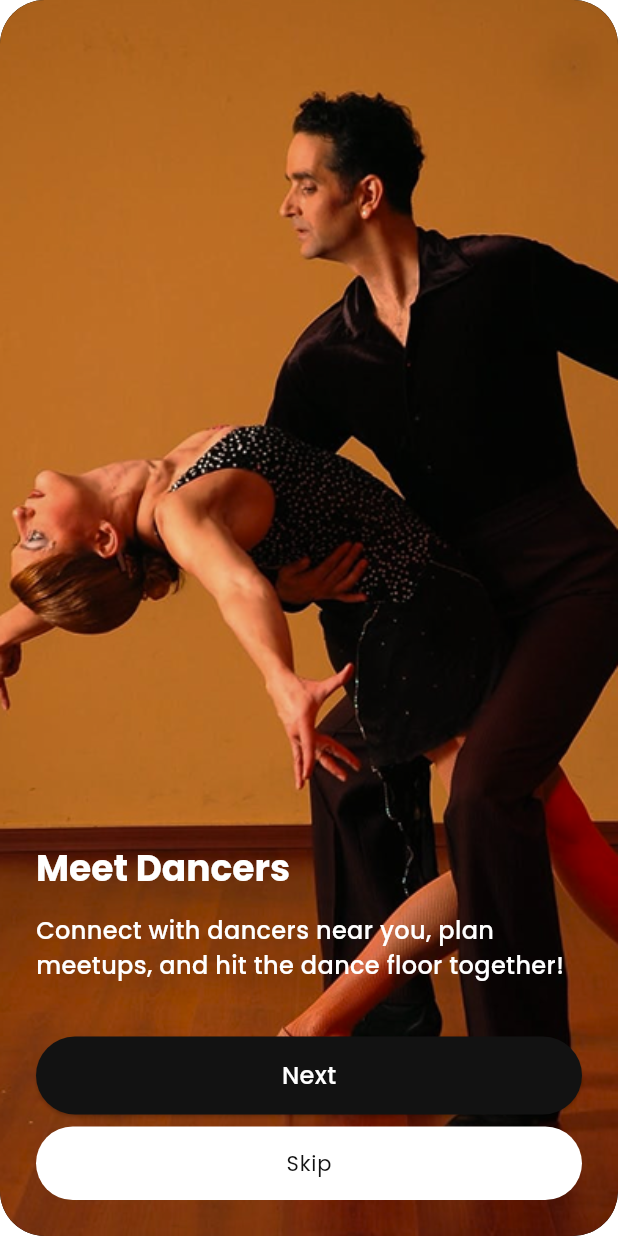
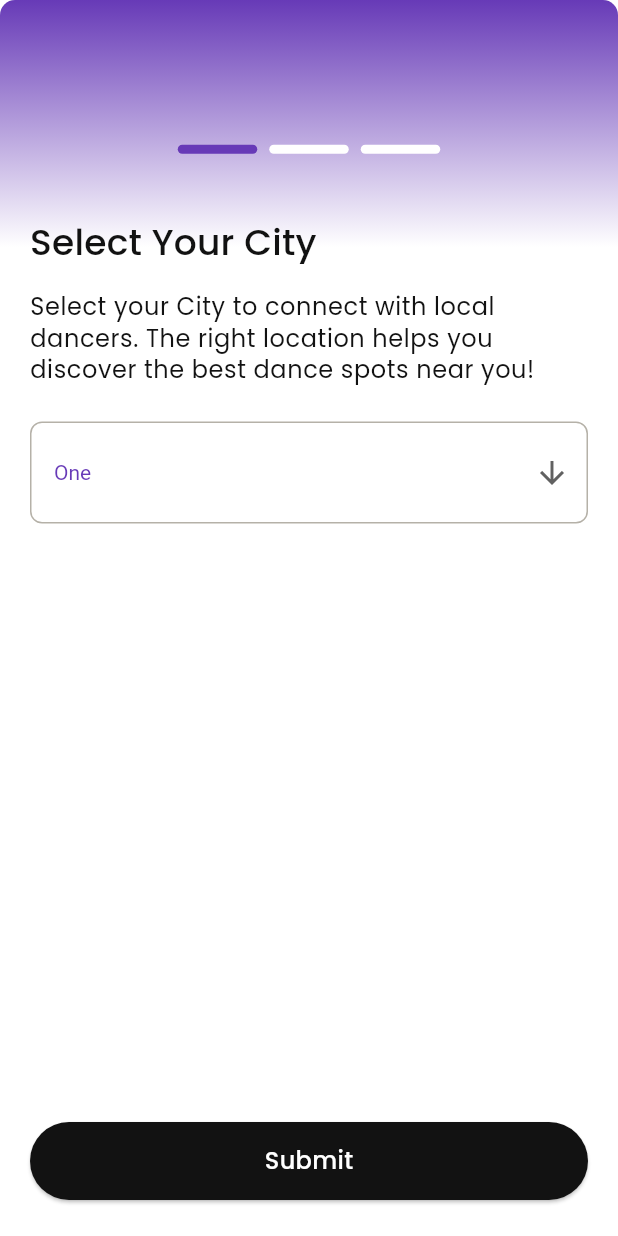
Before and after one commit to KDBismael/dance-up, a Flutter app: the screen it shows after launch, on a phone screen of 412 x 824 dp. Run offline on Flutter 3.47's test engine with Material 3 defaults, Android fonts, the phone set to English and light mode, and no system bars; our stand-ins replace cloud_firestore, dartz, firebase_auth, firebase_core, flutter_svg, get and 4 more; accounts and stored records are empty.

Commit message:
Add sign up onboarding screen

```diff
--- a/lib/app.dart
+++ b/lib/app.dart
@@ -1,7 +1,7 @@
 import 'package:dance_up/core/services/get_storage.dart';
 import 'package:dance_up/features/auth/onboarding/meet_dancers_screnn.dart';
 import 'package:dance_up/features/auth/screens/auth.dart';
-import 'package:dance_up/splash.dart';
+import 'package:dance_up/features/auth/sign_up_onboarding/sign_up_onboarding.dart';
 import 'package:firebase_auth/firebase_auth.dart';
 import 'package:flutter/material.dart';
 import 'package:get/get.dart';
@@ -11,7 +11,7 @@ class DanceApp extends StatelessWidget {
 
   @override
   Widget build(BuildContext context) {
-    return SplashScreen();
+    return const SignUpOnboarding();
     // return MaterialApp(
     //   title: 'Dance Up',
     //   theme: AppTheme.lightTheme,
--- /dev/null
+++ b/lib/features/auth/sign_up_onboarding/sign_up_onboarding.dart
@@ -0,0 +1,340 @@
+import 'package:dance_up/core/components/custom_button.dart';
+import 'package:dance_up/core/theme/colors.dart';
+import 'package:flutter/material.dart';
+
+enum OnboardingSteps {
+  city,
+  danceStyle,
+  danceLevel,
+}
+
+class SignUpOnboarding extends StatefulWidget {
+  const SignUpOnboarding(
+      {super.key}); // Add Animation to make transitions smoother
+  // Add Animation to make transitions smoother
+  // Add Animation to make transitions smoother
+
+  @override
+  State<SignUpOnboarding> createState() => _SignUpOnboardingState();
+}
+
+class _SignUpOnboardingState extends State<SignUpOnboarding> {
+  OnboardingSteps currentStep = OnboardingSteps.city;
+  final List<String> list = <String>['One', 'Two', 'Three', 'Four'];
+  List<String> danceStyles = [];
+  List<String> danceLevel = [];
+
+  @override
+  Widget build(BuildContext context) {
+    return Scaffold(
+      body: Container(
+        decoration: BoxDecoration(
+          borderRadius: BorderRadius.circular(10),
+          gradient: const LinearGradient(
+              begin: Alignment.topCenter,
+              end: Alignment.bottomCenter,
+              stops: [0, 0.20],
+              colors: [Color(0xFF673AB7), Colors.white]),
+        ),
+        child: Padding(
+          padding: const EdgeInsets.symmetric(horizontal: 20),
+          child: Column(
+            crossAxisAlignment: CrossAxisAlignment.start,
+            children: [
+              const SizedBox(height: 79), // calculated status bar height
+              SizedBox(
+                height: 41,
+                child: Row(
+                  mainAxisAlignment: OnboardingSteps.city == currentStep
+                      ? MainAxisAlignment.center
+                      : MainAxisAlignment.start,
+                  children: [
+                    if (OnboardingSteps.city != currentStep)
+                      IconButton.filled(
+                          style: IconButton.styleFrom(
+                            backgroundColor: AppColors.white,
+                          ),
+                          color: Theme.of(context).colorScheme.primary,
+                          onPressed: () {
+                            _onPreviousStep();
+                          },
+                          icon: const Icon(
+                            Icons.arrow_back,
+                            size: 23,
+                          )),
+                    if (OnboardingSteps.city != currentStep)
+                      const SizedBox(width: 50),
+                    Row(
+                      children: [
+                        Container(
+                          width: 53,
+                          height: 6,
+                          decoration: BoxDecoration(
+                            color: currentStep == OnboardingSteps.city
+                                ? AppColors.accent
+                                : AppColors.white,
+                            borderRadius: BorderRadius.circular(10),
+                          ),
+                        ),
+                        const SizedBox(width: 8),
+                        Container(
+                          width: 53,
+                          height: 6,
+                          decoration: BoxDecoration(
+                            color: currentStep == OnboardingSteps.danceStyle
+                                ? AppColors.accent
+                                : AppColors.white,
+                            borderRadius: BorderRadius.circular(10),
+                          ),
+                        ),
+                        const SizedBox(width: 8),
+                        Container(
+                          width: 53,
+                          height: 6,
+                          decoration: BoxDecoration(
+                            color: currentStep == OnboardingSteps.danceLevel
+                                ? AppColors.accent
+                                : AppColors.white,
+                            borderRadius: BorderRadius.circular(10),
+                          ),
+                        ),
+                      ],
+                    )
+                  ],
+                ),
+              ),
+              const SizedBox(height: 24),
+              Text(
+                currentStep == OnboardingSteps.city
+                    ? "Select Your City"
+                    : currentStep == OnboardingSteps.danceStyle
+                        ? "Select Your Dance Style"
+                        : "Select Your Dance Level",
+                style: Theme.of(context).textTheme.titleMedium,
+              ),
+              const SizedBox(height: 14),
+              Text(
+                currentStep == OnboardingSteps.city
+                    ? "Select your City to connect with local dancers. The right location helps you discover the best dance spots near you!"
+                    : currentStep == OnboardingSteps.danceStyle
+                        ? "Choose your favorite dance style to connect with like-minded dancers and find the perfect events for you!"
+                        : "From beginner to pro, pick your dance level to match with dancers at your skill level and improve together!",
+                style: Theme.of(context).textTheme.bodySmall,
+              ),
+              const SizedBox(height: 24),
+              _buildStepContent(),
+              const Spacer(),
+              CustomButton(
+                text: "Submit",
+                onPressed: () {
+                  _onNextStep();
+                },
+                // isDisabled: true,
+              ),
+              const SizedBox(height: 24),
+            ],
+          ),
+        ),
+      ),
+    );
+  }
+
+  Widget _buildStepContent() {
+    switch (currentStep) {
+      case OnboardingSteps.city:
+        return CIty(list: list);
+      case OnboardingSteps.danceStyle:
+        return const DanceStyle();
+      case OnboardingSteps.danceLevel:
+        return const DanceLevel();
+    }
+  }
+
+  void _onNextStep() {
+    setState(() {
+      if (currentStep == OnboardingSteps.city) {
+        currentStep = OnboardingSteps.danceStyle;
+      } else if (currentStep == OnboardingSteps.danceStyle) {
+        currentStep = OnboardingSteps.danceLevel;
+      }
+    });
+  }
+
+  void _onPreviousStep() {
+    setState(() {
+      if (currentStep == OnboardingSteps.danceLevel) {
+        currentStep = OnboardingSteps.danceStyle;
+      } else if (currentStep == OnboardingSteps.danceStyle) {
+        currentStep = OnboardingSteps.city;
+      }
+    });
+  }
+
+  void _onSubmit() {
+    // Handle form submission
+    // You can access the selected values from the dropdowns here
+    // For example: selectedCity, selectedDanceStyle, selectedDanceLevel
+  }
+}
+
+class CIty extends StatelessWidget {
+  const CIty({
+    super.key,
+    required this.list,
+  });
+
+  final List<String> list;
+
+  @override
+  Widget build(BuildContext context) {
+    return Column(
+      children: [
+        DropdownButtonFormField<String>(
+          isDense: true,
+          isExpanded: false,
+          decoration: InputDecoration(
+            filled: true,
+            fillColor: AppColors.white,
+            border: OutlineInputBorder(
+              borderRadius: BorderRadius.circular(8),
+              borderSide: BorderSide(
+                color: AppColors.white,
+                width: 1,
+              ),
+            ),
+            focusedBorder: OutlineInputBorder(
+              borderRadius: BorderRadius.circular(8),
+              borderSide: BorderSide(
+                color: AppColors.gray,
+                width: 1,
+              ),
+            ),
+            enabledBorder: OutlineInputBorder(
+              borderRadius: BorderRadius.circular(8),
+              borderSide: BorderSide(
+                color: AppColors.gray,
+                width: 1,
+              ),
+            ),
+          ),
+          value: "One",
+          icon: const Icon(Icons.arrow_downward),
+          elevation: 360,
+          style: const TextStyle(color: Colors.deepPurple),
+          onChanged: (String? value) {},
+          items: list.map<DropdownMenuItem<String>>((String value) {
+            return DropdownMenuItem<String>(
+              value: value,
+              child: Text(value),
+            );
+          }).toList(),
+        ),
+      ],
+    );
+  }
+}
+
+class DanceStyle extends StatelessWidget {
+  const DanceStyle({
+    super.key,
+  });
+
+  @override
+  Widget build(BuildContext context) {
+    return Column(
+      children: [
+        Row(
+          mainAxisAlignment: MainAxisAlignment.spaceBetween,
+          children: [
+            Container(
+              padding: const EdgeInsets.symmetric(horizontal: 56, vertical: 13),
+              decoration: BoxDecoration(
+                color: AppColors.white,
+                borderRadius: BorderRadius.circular(8),
+                border: Border.all(
+                  color: AppColors.gray,
+                  width: 1,
+                ),
+              ),
+              child: Text(
+                "style 1",
+                style: Theme.of(context).textTheme.bodyMedium,
+              ),
+            ),
+            Container(
+              padding: const EdgeInsets.symmetric(horizontal: 56, vertical: 13),
+              decoration: BoxDecoration(
+                color: AppColors.white,
+                borderRadius: BorderRadius.circular(8),
+                border: Border.all(
+                  color: AppColors.gray,
+                  width: 1,
+                ),
+              ),
+              child: Text(
+                "style 2",
+                style: Theme.of(context).textTheme.bodyMedium,
+              ),
+            ),
+          ],
+        ),
+      ],
+    );
+  }
+}
+
+class DanceLevel extends StatelessWidget {
+  const DanceLevel({
+    super.key,
+  });
+
+  @override
+  Widget build(BuildContext context) {
+    return Column(
+      mainAxisAlignment: MainAxisAlignment.spaceBetween,
+      children: [
+        Container(
+          padding: const EdgeInsets.symmetric(vertical: 13),
+          decoration: BoxDecoration(
+            color: AppColors.white,
+            borderRadius: BorderRadius.circular(8),
+            border: Border.all(
+              color: AppColors.gray,
+              width: 1,
+            ),
+          ),
+          child: Row(
+            mainAxisAlignment: MainAxisAlignment.center,
+            children: [
+              Text(
+                "style 1",
+                style: Theme.of(context).textTheme.bodyMedium,
+              ),
+            ],
+          ),
+        ),
+        const SizedBox(height: 8),
+        Container(
+          padding: const EdgeInsets.symmetric(vertical: 13),
+          decoration: BoxDecoration(
+            color: AppColors.white,
+            borderRadius: BorderRadius.circular(8),
+            border: Border.all(
+              color: AppColors.gray,
+              width: 1,
+            ),
+          ),
+          child: Row(
+            mainAxisAlignment: MainAxisAlignment.center,
+            children: [
+              Text(
+                "style 1",
+                style: Theme.of(context).textTheme.bodyMedium,
+              ),
+            ],
+          ),
+        ),
+      ],
+    );
+  }
+}
```
